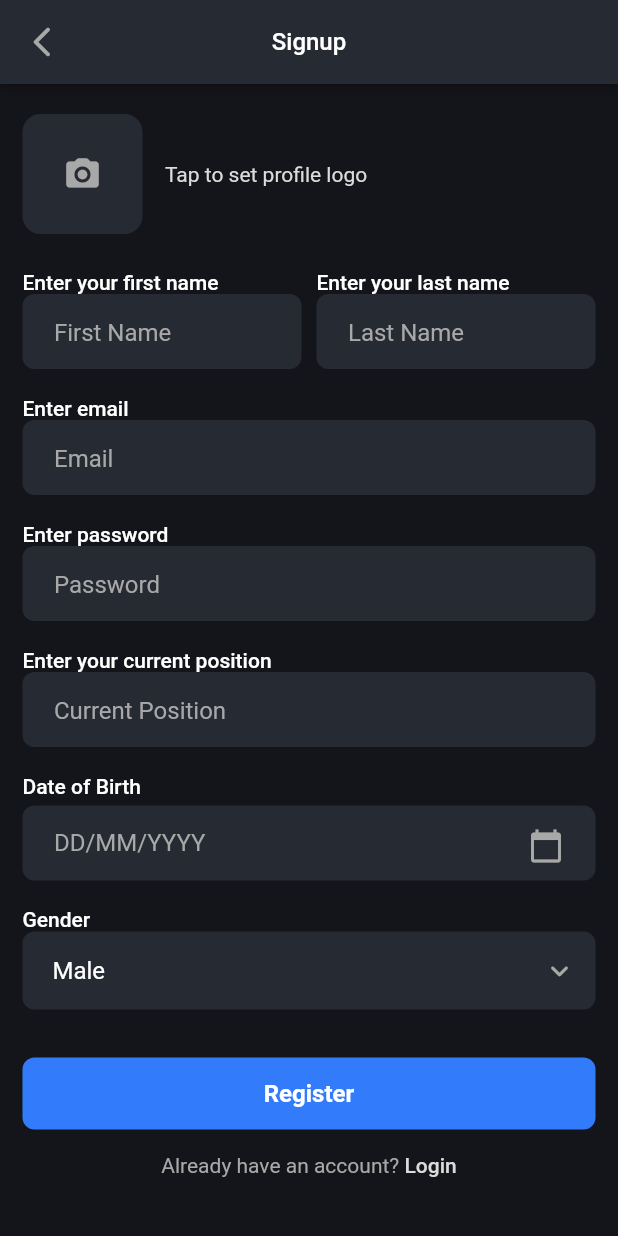
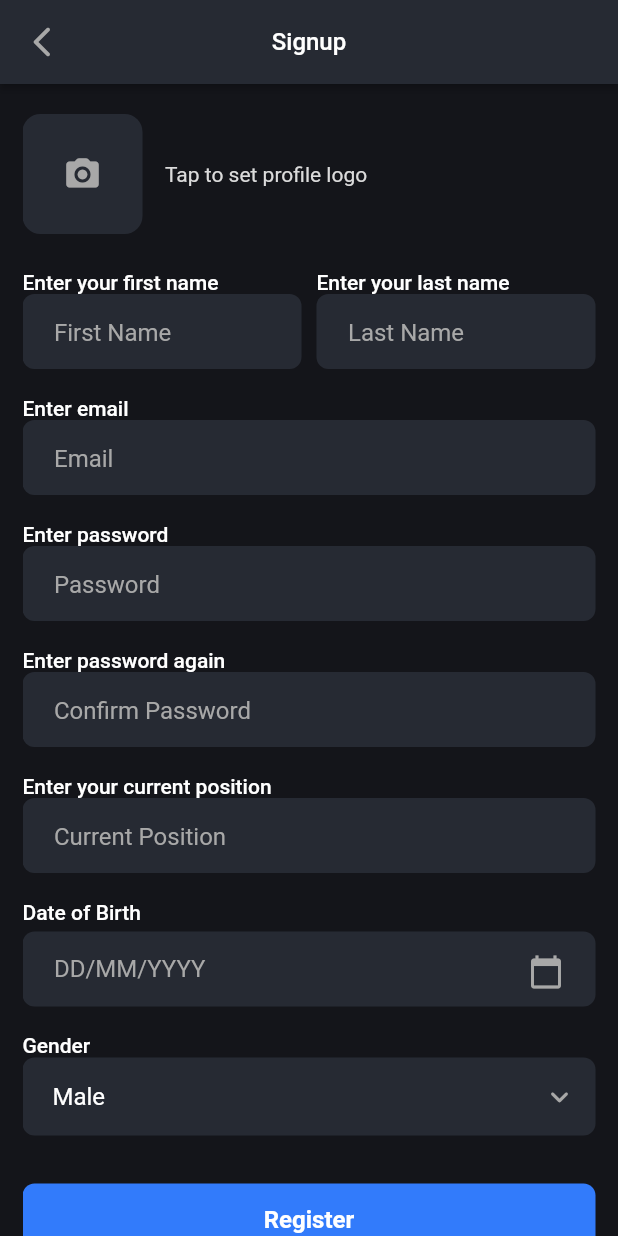
Before and after one commit to AwanthiBandara/AIInterviewer, a Flutter app: the SeekerSignupScreen screen opened directly, after a tap on "Register", on a phone screen of 412 x 824 dp. Run offline on Flutter 3.47's test engine with Material 2 defaults, Android fonts, the phone set to English and light mode, and no system bars; our stand-ins replace bloc, cloud_firestore, firebase_auth, firebase_core, firebase_storage, flutter_bloc and 2 more; accounts and stored records are empty; network calls fail.

Commit message:
Seeker Signup Confirm Password Field

```diff
--- a/lib/views/seeker/seeker_signup_screen.dart
+++ b/lib/views/seeker/seeker_signup_screen.dart
@@ -24,6 +24,7 @@ class _SeekerSignupScreenState extends State<SeekerSignupScreen> {
   final TextEditingController _lastNameController = TextEditingController();
   final TextEditingController _emailController = TextEditingController();
   final TextEditingController _passwordController = TextEditingController();
+  final TextEditingController _confirmPasswordController = TextEditingController();
   final TextEditingController _birthdayController = TextEditingController();
   final TextEditingController _currentPositionController =
       TextEditingController();
@@ -170,6 +171,12 @@ class _SeekerSignupScreenState extends State<SeekerSignupScreen> {
                   ),
                   const SizedBox(height: 18),
                   CustomTextField(
+                    controller: _confirmPasswordController,
+                    hintText: 'Confirm Password',
+                    overlineText: 'Enter password again',
+                  ),
+                  const SizedBox(height: 18),
+                  CustomTextField(
                     controller: _currentPositionController,
                     hintText: 'Current Position',
                     overlineText: 'Enter your current position',
@@ -217,7 +224,13 @@ class _SeekerSignupScreenState extends State<SeekerSignupScreen> {
                       return state.isLoading
                           ? CircularProgressIndicator()
                           : CustomButton(
-                              onTap: _signup,
+                              onTap: (){
+                                if(_passwordController.text == _confirmPasswordController.text){
+                                  _signup();
+                                }else{
+
+                                }
+                              },
                               buttonText: "Register",
                             );
                     },
```
